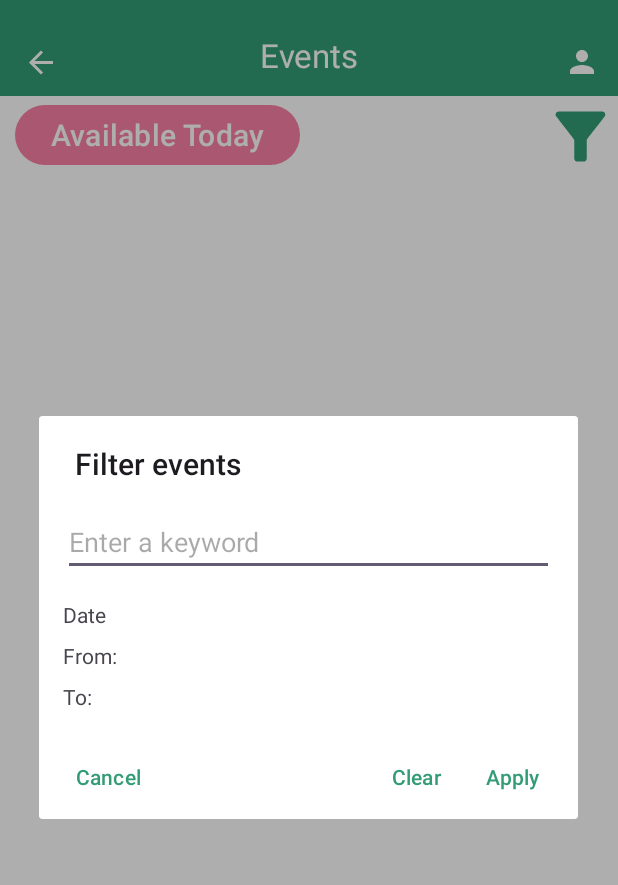
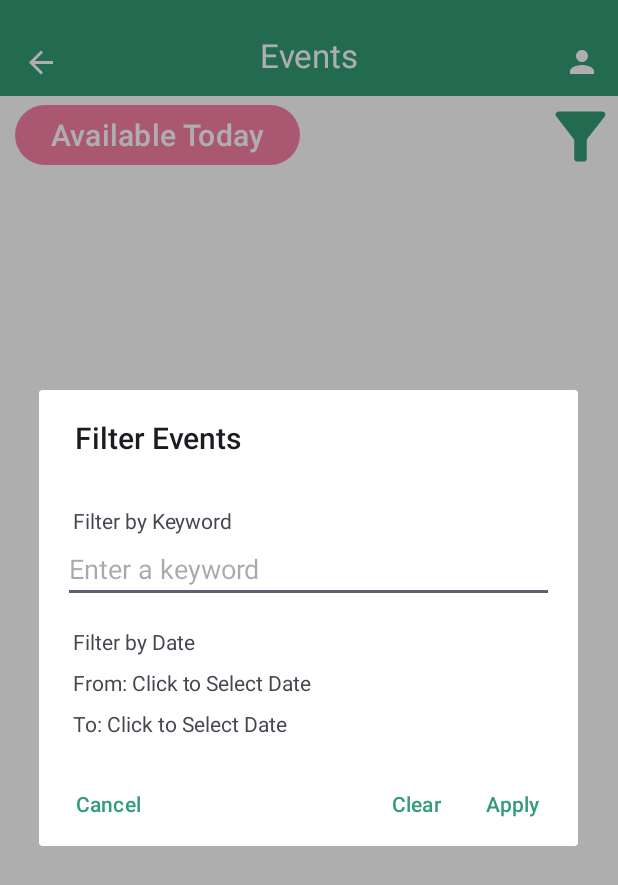
Before and after one commit to CMPUT301F25python/python-events, an Android app: the AvailableEventsFragment screen opened through its navigation route, after a tap on an icon or button, on a phone screen of 412 x 824 dp. Shown: the top 885 px of the screen. Run offline under Robolectric (Android 15) with nearby library versions, the phone set to English and light mode, and no system bars; our stand-ins replace Firebase (no records; nobody signed in at launch, a user with empty details on screens opened directly), navigation-ui; 2 other taps on this screen came first.

Commit message:
changed filter pop up design

```diff
--- a/app/src/main/java/com/example/lotteryevent/ui/AvailableEventsFragment.java
+++ b/app/src/main/java/com/example/lotteryevent/ui/AvailableEventsFragment.java
@@ -277,7 +277,7 @@ public class AvailableEventsFragment extends Fragment {
     }
 
     private String formatDay(@Nullable Long ms) {
-        if (ms == null) return "";
+        if (ms == null) return "Click to Select Date";
         DateFormat df = DateFormat.getDateInstance(DateFormat.MEDIUM);
         return df.format(new Date(ms));
     }
@@ -295,6 +295,11 @@ public class AvailableEventsFragment extends Fragment {
         container.setPadding(pad, pad, pad, pad);
 
         // Keyword
+        TextView keywordHeader = new TextView(requireContext());
+        keywordHeader.setText("Filter by Keyword");
+        keywordHeader.setPadding(10, pad, 0, 0);
+        container.addView(keywordHeader);
+
         EditText keywordInput = new EditText(requireContext());
         keywordInput.setHint("Enter a keyword");
         keywordInput.setText(currentKeyword);
@@ -302,8 +307,8 @@ public class AvailableEventsFragment extends Fragment {
 
         // Date range
         TextView dateHeader = new TextView(requireContext());
-        dateHeader.setText("Date");
-        dateHeader.setPadding(0, pad, 0, 0);
+        dateHeader.setText("Filter by Date");
+        dateHeader.setPadding(10, pad, 0, 0);
         container.addView(dateHeader);
 
         final Long[] tempStart = new Long[]{filterStartDateMs};
@@ -311,7 +316,7 @@ public class AvailableEventsFragment extends Fragment {
 
         TextView from = new TextView(requireContext());
         from.setText("From: " + formatDay(tempStart[0]));
-        from.setPadding(0, pad / 2, 0, 0);
+        from.setPadding(10, pad / 2, 0, 0);
         from.setOnClickListener(v ->
                 showDayPickerDialog(
                         tempStart[0],
@@ -338,7 +343,7 @@ public class AvailableEventsFragment extends Fragment {
 
         TextView to = new TextView(requireContext());
         to.setText("To: " + formatDay(tempEnd[0]));
-        to.setPadding(0, pad / 2, 0, 0);
+        to.setPadding(10, pad / 2, 0, 0);
         to.setOnClickListener(v ->
                 showDayPickerDialog(
                         tempEnd[0],
@@ -354,7 +359,7 @@ public class AvailableEventsFragment extends Fragment {
 
         final androidx.appcompat.app.AlertDialog dialog =
                 new androidx.appcompat.app.AlertDialog.Builder(requireContext())
-                    .setTitle("Filter events")
+                    .setTitle("Filter Events")
                     .setView(container)
                     .setPositiveButton("Apply", null)
                     .setNegativeButton("Clear", (d, which) -> {
```
